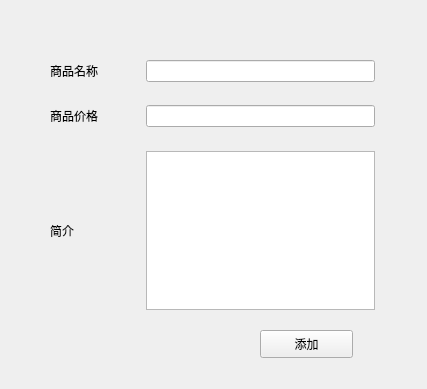
First picture: the form in Qtdesigners/添加商品.ui, repository zhihao2020/ShopSystem, before the edit.
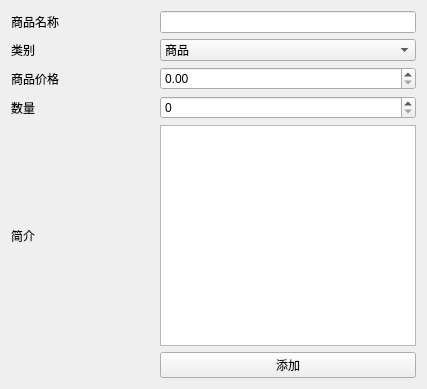
Second picture: the form after the edit.

```diff
--- a/Qtdesigners/添加商品.ui
+++ b/Qtdesigners/添加商品.ui
@@ -25,41 +25,39 @@
   <property name="windowTitle">
    <string>添加商品</string>
   </property>
-  <widget class="QPushButton" name="add_thing">
-   <property name="geometry">
-    <rect>
-     <x>260</x>
-     <y>330</y>
-     <width>93</width>
-     <height>28</height>
-    </rect>
-   </property>
-   <property name="text">
-    <string>添加</string>
-   </property>
-  </widget>
-  <widget class="QWidget" name="layoutWidget">
-   <property name="geometry">
-    <rect>
-     <x>50</x>
-     <y>60</y>
-     <width>325</width>
-     <height>250</height>
-    </rect>
-   </property>
+  <layout class="QHBoxLayout" name="horizontalLayout">
+   <item>
    <layout class="QGridLayout" name="gridLayout">
+     <item row="0" column="0">
+      <widget class="QLabel" name="label">
+       <property name="text">
+        <string>商品名称</string>
+       </property>
+      </widget>
+     </item>
+     <item row="0" column="2">
+      <widget class="QLineEdit" name="add_thing_name"/>
+     </item>
     <item row="1" column="0">
-     <spacer name="verticalSpacer">
-      <property name="orientation">
-       <enum>Qt::Vertical</enum>
-      </property>
-      <property name="sizeHint" stdset="0">
-       <size>
-        <width>20</width>
-        <height>50</height>
-       </size>
-      </property>
-     </spacer>
+      <widget class="QLabel" name="label_4">
+       <property name="text">
+        <string>类别</string>
+       </property>
+      </widget>
+     </item>
+     <item row="1" column="2">
+      <widget class="QComboBox" name="comboBox">
+       <item>
+        <property name="text">
+         <string>商品</string>
+        </property>
+       </item>
+       <item>
+        <property name="text">
+         <string>手法</string>
+        </property>
+       </item>
+      </widget>
     </item>
     <item row="2" column="0">
      <widget class="QLabel" name="label_2">
@@ -68,19 +66,6 @@
       </property>
      </widget>
     </item>
-    <item row="4" column="0">
-     <widget class="QLabel" name="label_3">
-      <property name="text">
-       <string>简介</string>
-      </property>
-     </widget>
-    </item>
-    <item row="4" column="2">
-     <widget class="QTextEdit" name="beizhu"/>
-    </item>
-    <item row="2" column="2">
-     <widget class="QLineEdit" name="add_thing_price"/>
-    </item>
     <item row="4" column="1">
      <spacer name="horizontalSpacer">
       <property name="orientation">
@@ -94,31 +79,39 @@
       </property>
      </spacer>
     </item>
-    <item row="0" column="0">
-     <widget class="QLabel" name="label">
+     <item row="4" column="2">
+      <widget class="QTextEdit" name="beizhu"/>
+     </item>
+     <item row="4" column="0">
+      <widget class="QLabel" name="label_3">
       <property name="text">
-       <string>商品名称</string>
+        <string>简介</string>
       </property>
      </widget>
     </item>
-    <item row="0" column="2">
-     <widget class="QLineEdit" name="add_thing_name"/>
+     <item row="5" column="2">
+      <widget class="QPushButton" name="add_thing">
+       <property name="text">
+        <string>添加</string>
+       </property>
+      </widget>
+     </item>
+     <item row="2" column="2">
+      <widget class="QDoubleSpinBox" name="doubleSpinBox"/>
     </item>
     <item row="3" column="0">
-     <spacer name="verticalSpacer_2">
-      <property name="orientation">
-       <enum>Qt::Vertical</enum>
-      </property>
-      <property name="sizeHint" stdset="0">
-       <size>
-        <width>20</width>
-        <height>50</height>
-       </size>
-      </property>
-     </spacer>
-    </item>
-   </layout>
-  </widget>
+      <widget class="QLabel" name="label_5">
+       <property name="text">
+        <string>数量</string>
+       </property>
+      </widget>
+     </item>
+     <item row="3" column="2">
+      <widget class="QSpinBox" name="spinBox"/>
+     </item>
+    </layout>
+   </item>
+  </layout>
  </widget>
  <resources/>
  <connections/>
```
Lines whose indentation alone changed are shown as unchanged.
